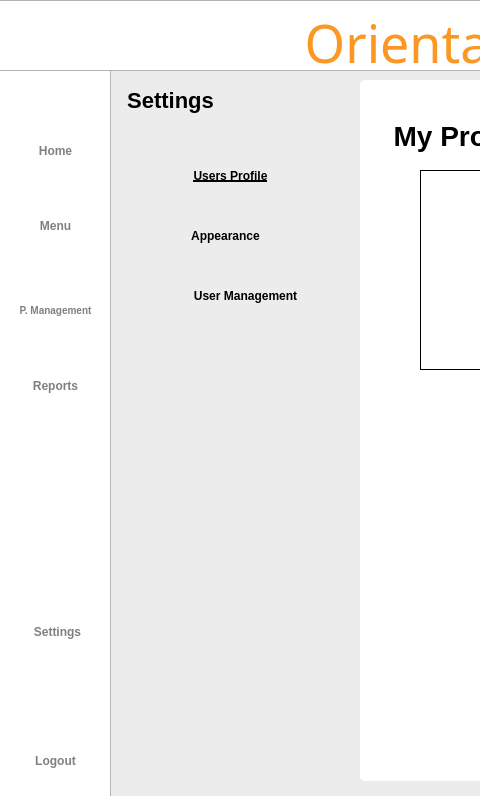
The window that Project SE/ui/adminprofilescreen.ui (Patatims/CCSFEN2_Project) describes before a commit, drawn with Qt 5; both pictures show x 0 to 480 and y 0 to 796 of the 1200 by 796 pixel window.
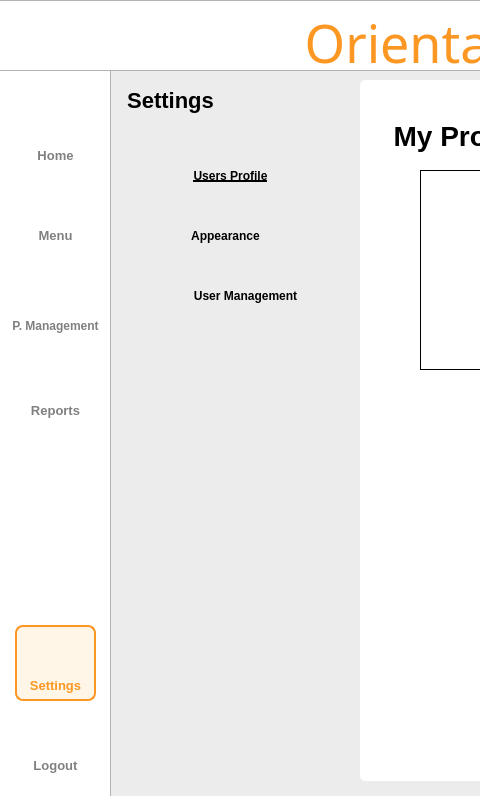
The same window after the commit. Icons and pictures are not drawn.

Diff of the .ui file:
```diff
--- a/Project SE/ui/adminprofilescreen.ui
+++ b/Project SE/ui/adminprofilescreen.ui
@@ -162,91 +162,32 @@
    <widget class="QPushButton" name="logoutbtn">
     <property name="geometry">
      <rect>
-      <x>20</x>
-      <y>740</y>
-      <width>71</width>
-      <height>41</height>
+      <x>15</x>
+      <y>750</y>
+      <width>81</width>
+      <height>31</height>
      </rect>
     </property>
     <property name="styleSheet">
-     <string notr="true">QPushButton#logoutbtn{
+     <string notr="true">QPushButton{
     color: rgba(0,0,0, 0.5);
-    font-family: 'Roboto';
-    font-size: 12px;
+    font-family: 'Inter';
+    font-size: 13px;
     font-weight: 500;
 	border:none;
 }
-</string>
+
+QPushButton:hover{
+color: #FB9722;
+border: 2px solid #FB9722;
+border-radius: 8px;
+background-color: rgba(255, 167, 25, 0.1);
+}</string>
     </property>
     <property name="text">
      <string>Logout</string>
     </property>
    </widget>
-   <widget class="QPushButton" name="settingsbtn">
-    <property name="geometry">
-     <rect>
-      <x>20</x>
-      <y>620</y>
-      <width>75</width>
-      <height>23</height>
-     </rect>
-    </property>
-    <property name="styleSheet">
-     <string notr="true">QPushButton#settingsbtn{
-    color: rgba(0,0,0, 0.5);
-    font-family: 'Roboto';
-    font-size: 12px;
-    font-weight: 500;
-	border:none;
-}
-</string>
-    </property>
-    <property name="text">
-     <string>Settings</string>
-    </property>
-   </widget>
-   <widget class="QLabel" name="settingIcon">
-    <property name="geometry">
-     <rect>
-      <x>38</x>
-      <y>580</y>
-      <width>35</width>
-      <height>35</height>
-     </rect>
-    </property>
-    <property name="minimumSize">
-     <size>
-      <width>35</width>
-      <height>35</height>
-     </size>
-    </property>
-    <property name="maximumSize">
-     <size>
-      <width>35</width>
-      <height>35</height>
-     </size>
-    </property>
-    <property name="styleSheet">
-     <string notr="true">QLabel#Pmanagementbtn{
-    color: rgba(0,0,0, 0.5);
-    font-family: 'Roboto';
-    font-size: 11px;
-    font-weight: 300;
-}</string>
-    </property>
-    <property name="text">
-     <string/>
-    </property>
-    <property name="pixmap">
-     <pixmap resource="../resource.qrc">:/icon/icons/settings.png</pixmap>
-    </property>
-    <property name="scaledContents">
-     <bool>true</bool>
-    </property>
-    <property name="alignment">
-     <set>Qt::AlignCenter</set>
-    </property>
-   </widget>
    <widget class="QLabel" name="logoutIcon">
     <property name="geometry">
      <rect>
@@ -675,7 +616,7 @@
     <property name="geometry">
      <rect>
       <x>40</x>
-      <y>180</y>
+      <y>190</y>
       <width>30</width>
       <height>30</height>
      </rect>
@@ -716,21 +657,27 @@
    <widget class="QPushButton" name="reportbtn">
     <property name="geometry">
      <rect>
-      <x>10</x>
-      <y>370</y>
-      <width>91</width>
+      <x>15</x>
+      <y>395</y>
+      <width>81</width>
       <height>31</height>
      </rect>
     </property>
     <property name="styleSheet">
-     <string notr="true">QPushButton#reportbtn{
+     <string notr="true">QPushButton{
     color: rgba(0,0,0, 0.5);
-    font-family: 'Roboto';
-    font-size: 12px;
+    font-family: 'Inter';
+    font-size: 13px;
     font-weight: 500;
 	border:none;
 }
-</string>
+
+QPushButton:hover{
+color: #FB9722;
+border: 2px solid #FB9722;
+border-radius: 8px;
+background-color: rgba(255, 167, 25, 0.1);
+}</string>
     </property>
     <property name="text">
      <string>Reports</string>
@@ -781,8 +728,8 @@
    <widget class="QLabel" name="reportIcon">
     <property name="geometry">
      <rect>
-      <x>40</x>
-      <y>340</y>
+      <x>39</x>
+      <y>360</y>
       <width>35</width>
       <height>35</height>
      </rect>
@@ -823,22 +770,22 @@
    <widget class="QLabel" name="p_mIcon">
     <property name="geometry">
      <rect>
-      <x>40</x>
-      <y>260</y>
-      <width>35</width>
-      <height>35</height>
+      <x>37</x>
+      <y>270</y>
+      <width>40</width>
+      <height>40</height>
      </rect>
     </property>
     <property name="minimumSize">
      <size>
-      <width>35</width>
-      <height>35</height>
+      <width>40</width>
+      <height>40</height>
      </size>
     </property>
     <property name="maximumSize">
      <size>
-      <width>35</width>
-      <height>35</height>
+      <width>40</width>
+      <height>40</height>
      </size>
     </property>
     <property name="styleSheet">
@@ -865,21 +812,27 @@
    <widget class="QPushButton" name="p_managementbtn">
     <property name="geometry">
      <rect>
-      <x>10</x>
-      <y>290</y>
-      <width>91</width>
-      <height>41</height>
+      <x>5</x>
+      <y>310</y>
+      <width>101</width>
+      <height>31</height>
      </rect>
     </property>
     <property name="styleSheet">
-     <string notr="true">QPushButton#p_managementbtn{
+     <string notr="true">QPushButton{
     color: rgba(0,0,0, 0.5);
-    font-family: 'Roboto';
-    font-size: 10px;
+    font-family: 'Inter';
+    font-size: 12px;
     font-weight: 500;
 	border:none;
 }
-</string>
+
+QPushButton:hover{
+color: #FB9722;
+border: 2px solid #FB9722;
+border-radius: 8px;
+background-color: rgba(255, 167, 25, 0.1);
+}</string>
     </property>
     <property name="text">
      <string>P. Management</string>
@@ -888,21 +841,27 @@
    <widget class="QPushButton" name="homebtn">
     <property name="geometry">
      <rect>
-      <x>10</x>
-      <y>135</y>
-      <width>91</width>
+      <x>15</x>
+      <y>140</y>
+      <width>81</width>
       <height>31</height>
      </rect>
     </property>
     <property name="styleSheet">
-     <string notr="true">QPushButton#homebtn{
+     <string notr="true">QPushButton{
     color: rgba(0,0,0, 0.5);
-    font-family: 'Roboto';
-    font-size: 12px;
+    font-family: 'Inter';
+    font-size: 13px;
     font-weight: 500;
 	border:none;
 }
-</string>
+
+QPushButton:hover{
+color: #FB9722;
+border: 2px solid #FB9722;
+border-radius: 8px;
+background-color: rgba(255, 167, 25, 0.1);
+}</string>
     </property>
     <property name="text">
      <string>Home</string>
@@ -911,26 +870,152 @@
    <widget class="QPushButton" name="menubtn">
     <property name="geometry">
      <rect>
-      <x>10</x>
-      <y>210</y>
-      <width>91</width>
+      <x>15</x>
+      <y>220</y>
+      <width>81</width>
       <height>31</height>
      </rect>
     </property>
     <property name="styleSheet">
-     <string notr="true">QPushButton#menubtn{
+     <string notr="true">QPushButton{
     color: rgba(0,0,0, 0.5);
-    font-family: 'Roboto';
-    font-size: 12px;
+    font-family: 'Inter';
+    font-size: 13px;
     font-weight: 500;
 	border:none;
 }
-</string>
+
+QPushButton:hover{
+color: #FB9722;
+border: 2px solid #FB9722;
+border-radius: 8px;
+background-color: rgba(255, 167, 25, 0.1);
+}</string>
     </property>
     <property name="text">
      <string>Menu</string>
     </property>
    </widget>
+   <widget class="QLabel" name="settingIcon">
+    <property name="geometry">
+     <rect>
+      <x>39</x>
+      <y>634</y>
+      <width>35</width>
+      <height>35</height>
+     </rect>
+    </property>
+    <property name="minimumSize">
+     <size>
+      <width>35</width>
+      <height>35</height>
+     </size>
+    </property>
+    <property name="maximumSize">
+     <size>
+      <width>35</width>
+      <height>35</height>
+     </size>
+    </property>
+    <property name="styleSheet">
+     <string notr="true">QLabel#Pmanagementbtn{
+    color: rgba(0,0,0, 0.5);
+    font-family: 'Roboto';
+    font-size: 11px;
+    font-weight: 300;
+}</string>
+    </property>
+    <property name="text">
+     <string/>
+    </property>
+    <property name="pixmap">
+     <pixmap resource="../resource.qrc">:/icon/icons/settings2.png</pixmap>
+    </property>
+    <property name="scaledContents">
+     <bool>true</bool>
+    </property>
+    <property name="alignment">
+     <set>Qt::AlignCenter</set>
+    </property>
+   </widget>
+   <widget class="QLabel" name="label_5">
+    <property name="geometry">
+     <rect>
+      <x>15</x>
+      <y>625</y>
+      <width>81</width>
+      <height>76</height>
+     </rect>
+    </property>
+    <property name="styleSheet">
+     <string notr="true">QLabel{
+	background-color: rgba(255, 167, 25, 0.1);
+	border: 2px solid #FB9722;
+	border-radius: 8px;
+}</string>
+    </property>
+    <property name="text">
+     <string/>
+    </property>
+   </widget>
+   <widget class="QPushButton" name="settingsbtn">
+    <property name="geometry">
+     <rect>
+      <x>15</x>
+      <y>670</y>
+      <width>81</width>
+      <height>31</height>
+     </rect>
+    </property>
+    <property name="styleSheet">
+     <string notr="true">QPushButton{
+    color: #FB9722;;
+    font-family: 'Inter';
+    font-size: 13px;
+    font-weight: 500;
+	border:none;
+}
+</string>
+    </property>
+    <property name="text">
+     <string>Settings</string>
+    </property>
+   </widget>
+   <zorder>sidebar</zorder>
+   <zorder>titlebar</zorder>
+   <zorder>whitebg</zorder>
+   <zorder>title</zorder>
+   <zorder>settings</zorder>
+   <zorder>userprofIcon</zorder>
+   <zorder>logoutbtn</zorder>
+   <zorder>logoutIcon</zorder>
+   <zorder>userprofbtn</zorder>
+   <zorder>editbtn</zorder>
+   <zorder>settings_2</zorder>
+   <zorder>label</zorder>
+   <zorder>appearanceIcon</zorder>
+   <zorder>appearancebtn</zorder>
+   <zorder>label_2</zorder>
+   <zorder>label_3</zorder>
+   <zorder>label_4</zorder>
+   <zorder>boxlabel_name</zorder>
+   <zorder>boxlabel_role</zorder>
+   <zorder>boxlabel_username</zorder>
+   <zorder>image</zorder>
+   <zorder>password</zorder>
+   <zorder>usersIcon</zorder>
+   <zorder>usersbtn</zorder>
+   <zorder>menuIcon</zorder>
+   <zorder>reportbtn</zorder>
+   <zorder>homeIcon</zorder>
+   <zorder>reportIcon</zorder>
+   <zorder>p_mIcon</zorder>
+   <zorder>p_managementbtn</zorder>
+   <zorder>homebtn</zorder>
+   <zorder>menubtn</zorder>
+   <zorder>label_5</zorder>
+   <zorder>settingIcon</zorder>
+   <zorder>settingsbtn</zorder>
   </widget>
  </widget>
  <resources>
```
